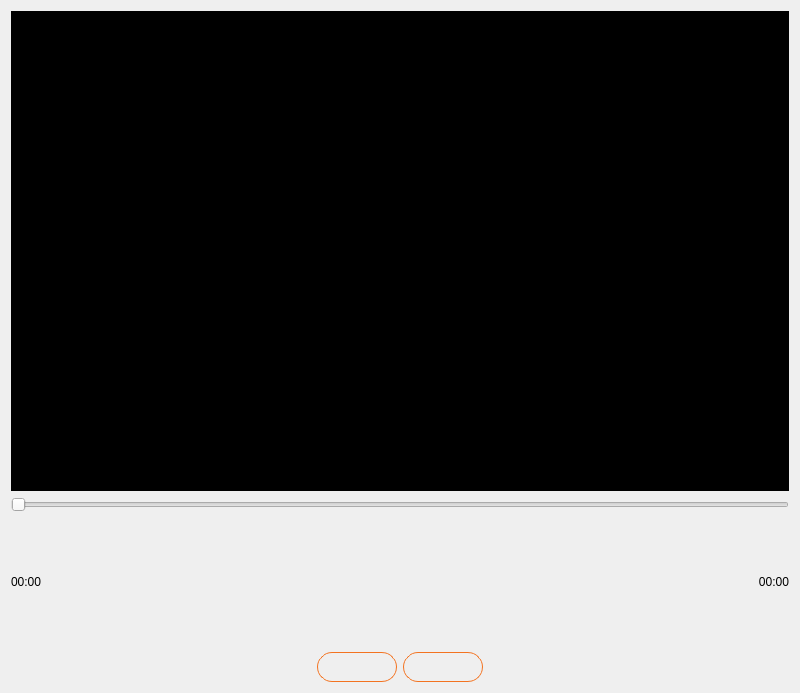
First picture: the form in cctv_36/src/ui/clip.ui, repository VEDA-ThirtySix/PAMS-client, before the edit.
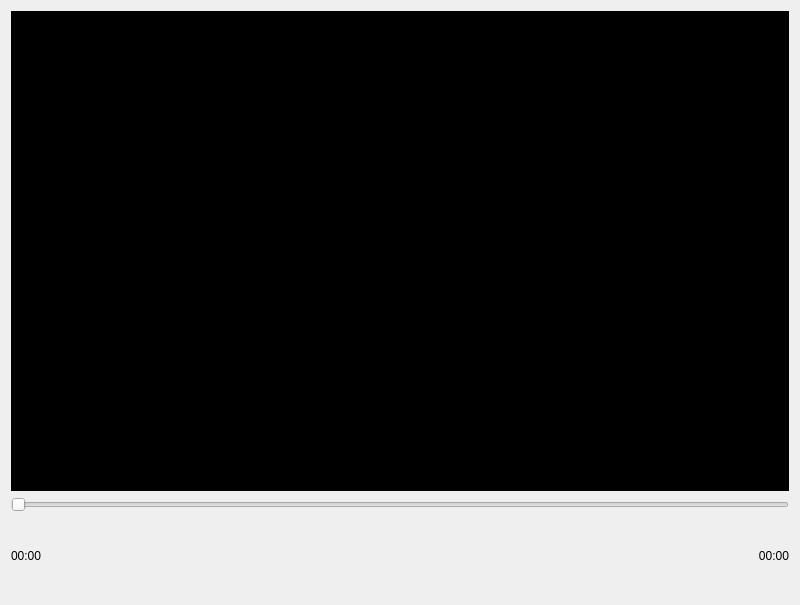
Second picture: the form after the edit. Icons and pictures are not drawn.

Commit message:
feat&style: QSlider 재생바 코드 수정 & 재생,일시정지,정지 버튼 UI 수정
- 현재 7초짜리 dragon.h264를 스트리밍하기에 하드코딩으로 7초에 맞게 재생 슬라이드바가 1초씩 증가하게 함.

```diff
--- a/cctv_36/src/ui/clip.ui
+++ b/cctv_36/src/ui/clip.ui
@@ -7,7 +7,7 @@
     <x>0</x>
     <y>0</y>
     <width>800</width>
-    <height>693</height>
+    <height>605</height>
    </rect>
   </property>
   <property name="windowTitle">
@@ -54,43 +54,20 @@
          <height>0</height>
         </size>
        </property>
+       <property name="styleSheet">
+        <string notr="true">font: 500 bold 13pt &quot;Quicksand Medium&quot;;</string>
+       </property>
        <property name="text">
         <string>00:00</string>
        </property>
       </widget>
      </item>
      <item>
-      <widget class="QLabel" name="totalTimeLabel">
-       <property name="minimumSize">
-        <size>
-         <width>60</width>
-         <height>0</height>
-        </size>
-       </property>
+      <widget class="QLabel" name="label">
        <property name="text">
-        <string>00:00</string>
+        <string/>
        </property>
-       <property name="alignment">
-        <set>Qt::AlignmentFlag::AlignRight|Qt::AlignmentFlag::AlignTrailing|Qt::AlignmentFlag::AlignVCenter</set>
-       </property>
       </widget>
-     </item>
-    </layout>
-   </item>
-   <item>
-    <layout class="QHBoxLayout" name="controlLayout">
-     <item>
-      <spacer name="horizontalSpacer_2">
-       <property name="orientation">
-        <enum>Qt::Orientation::Horizontal</enum>
-       </property>
-       <property name="sizeHint" stdset="0">
-        <size>
-         <width>40</width>
-         <height>20</height>
-        </size>
-       </property>
-      </spacer>
      </item>
      <item>
       <widget class="QPushButton" name="playPauseButton">
@@ -104,7 +81,7 @@
         <string notr="true">QPushButton {
     color: rgb(243,115,33);
     background: none;
-    border: 1px solid rgb(243,115,33);
+    border: none;
     border-radius: 15px;  /* 테두리 둥글게 */
     font: 500 9pt 'Quicksand Medium';
     icon-size: 24px;  /* 아이콘 크기 증가 */
@@ -136,7 +113,7 @@
         <string notr="true">QPushButton {
     color: rgb(243,115,33);
     background: none;
-    border: 1px solid rgb(243,115,33);
+    border: none;
     border-radius: 15px;  /* 테두리 둥글게 */
     font: 500 9pt 'Quicksand Medium';
     icon-size: 24px;  /* 아이콘 크기 증가 */
@@ -157,17 +134,30 @@
       </widget>
      </item>
      <item>
-      <spacer name="horizontalSpacer_3">
-       <property name="orientation">
-        <enum>Qt::Orientation::Horizontal</enum>
+      <widget class="QLabel" name="label_2">
+       <property name="text">
+        <string/>
        </property>
-       <property name="sizeHint" stdset="0">
+      </widget>
+     </item>
+     <item>
+      <widget class="QLabel" name="totalTimeLabel">
+       <property name="minimumSize">
         <size>
-         <width>40</width>
-         <height>20</height>
+         <width>60</width>
+         <height>0</height>
         </size>
        </property>
-      </spacer>
+       <property name="styleSheet">
+        <string notr="true">font: 500 bold 13pt &quot;Quicksand Medium&quot;;</string>
+       </property>
+       <property name="text">
+        <string>00:00</string>
+       </property>
+       <property name="alignment">
+        <set>Qt::AlignmentFlag::AlignRight|Qt::AlignmentFlag::AlignTrailing|Qt::AlignmentFlag::AlignVCenter</set>
+       </property>
+      </widget>
      </item>
     </layout>
    </item>
```
Left out of the diff: 8 changed lines with no effect on the pictures. The commit also changes 6 other files.
